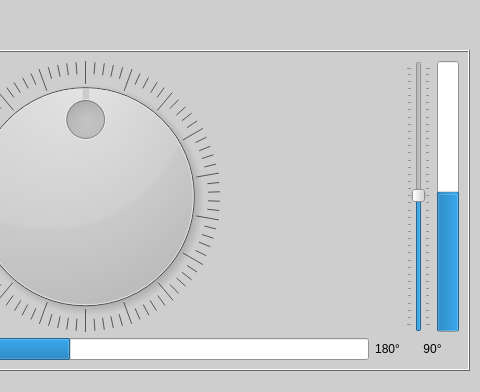
Before: the Qt Designer form Miernik2D/Miernik2DSoftware/mainwindow.ui in RadMG/Projekty-osobiste, drawn with Qt 5; both pictures show x 711 to 1191 and y 0 to 392 of the 1191 by 815 pixel window.
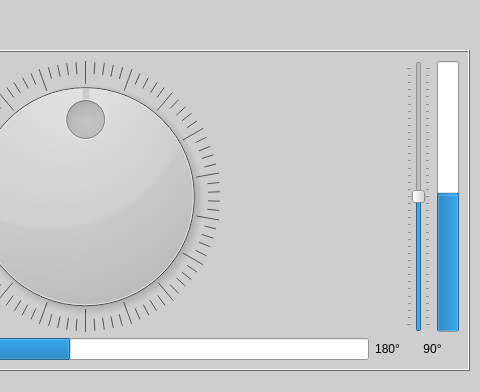
After: the same form once the commit is applied. Icons and pictures are not drawn.

```diff
--- a/Miernik2D/Miernik2DSoftware/mainwindow.ui
+++ b/Miernik2D/Miernik2DSoftware/mainwindow.ui
@@ -531,7 +531,7 @@
           <number>0</number>
          </property>
          <property name="maximum">
-          <number>179</number>
+          <number>180</number>
          </property>
          <property name="pageStep">
           <number>5</number>
@@ -553,7 +553,7 @@
           <number>0</number>
          </property>
          <property name="maximum">
-          <number>179</number>
+          <number>180</number>
          </property>
          <property name="value">
           <number>90</number>
```
